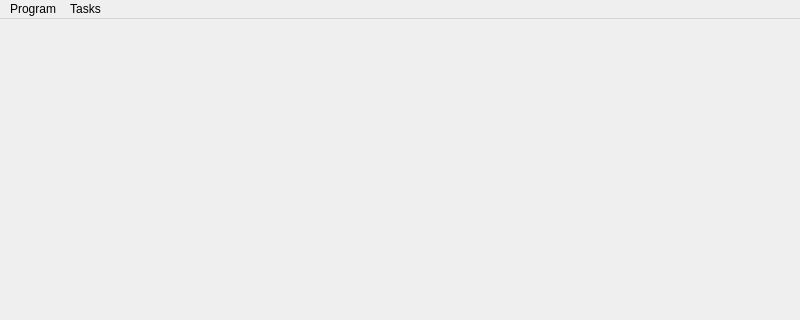
Qt form mainwindow.ui (Kuszki/K-Tree-Tools) before a commit; both pictures show x 0 to 800 and y 0 to 320 of the 800 by 600 pixel window.
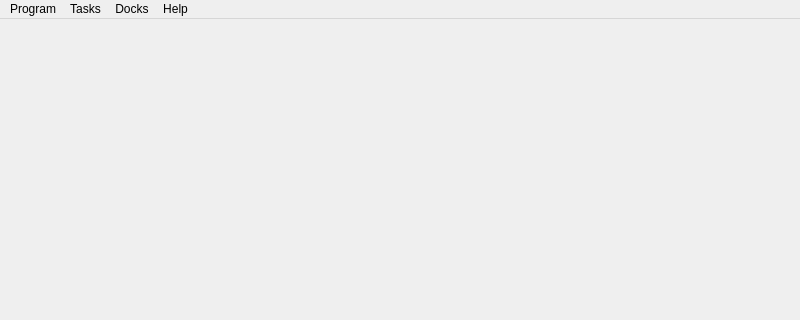
The same form after that commit. Icons and pictures are not drawn.

Diff of the .ui file:
```diff
--- a/mainwindow.ui
+++ b/mainwindow.ui
@@ -59,8 +59,26 @@
     <addaction name="separator"/>
     <addaction name="actionClearall"/>
    </widget>
+   <widget class="QMenu" name="menuHelp">
+    <property name="title">
+     <string>Help</string>
+    </property>
+    <addaction name="actionAbout"/>
+   </widget>
+   <widget class="QMenu" name="menuDocks">
+    <property name="title">
+     <string>Docks</string>
+    </property>
+    <addaction name="actionAllowmove"/>
+    <addaction name="actionAllowfloat"/>
+    <addaction name="actionAllowclose"/>
+    <addaction name="separator"/>
+    <addaction name="actionLockdocks"/>
+   </widget>
    <addaction name="menuProgram"/>
    <addaction name="menuActions"/>
+   <addaction name="menuDocks"/>
+   <addaction name="menuHelp"/>
   </widget>
   <widget class="QStatusBar" name="statusbar"/>
   <action name="actionRun">
```
Left out of the diff: 72 changed lines with no effect on the pictures.
